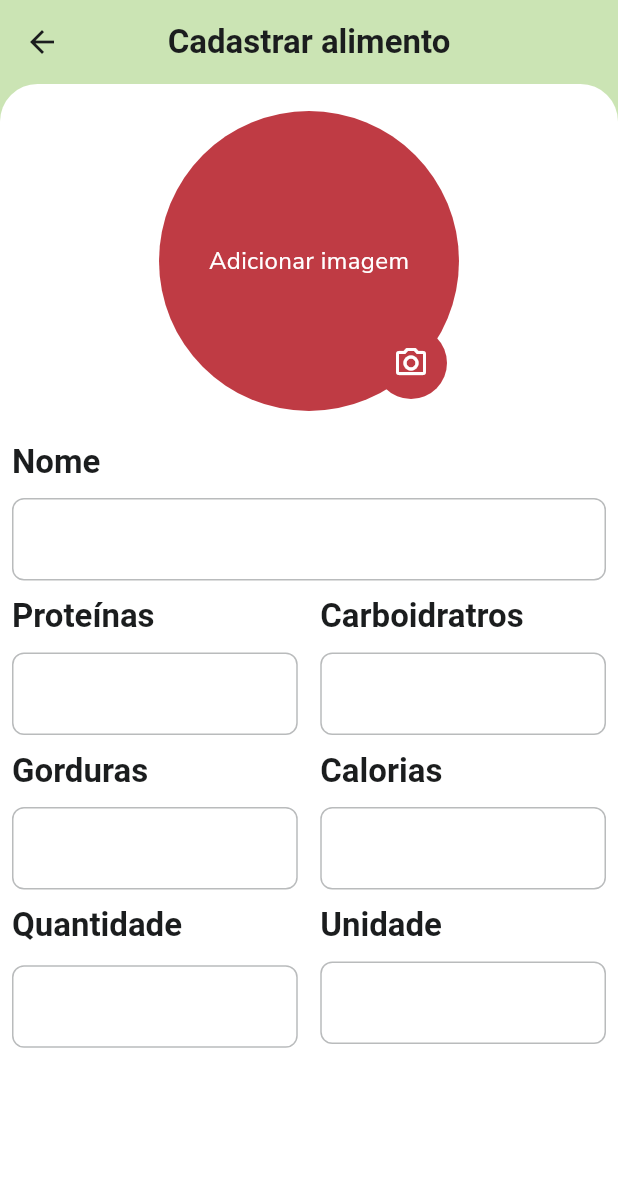
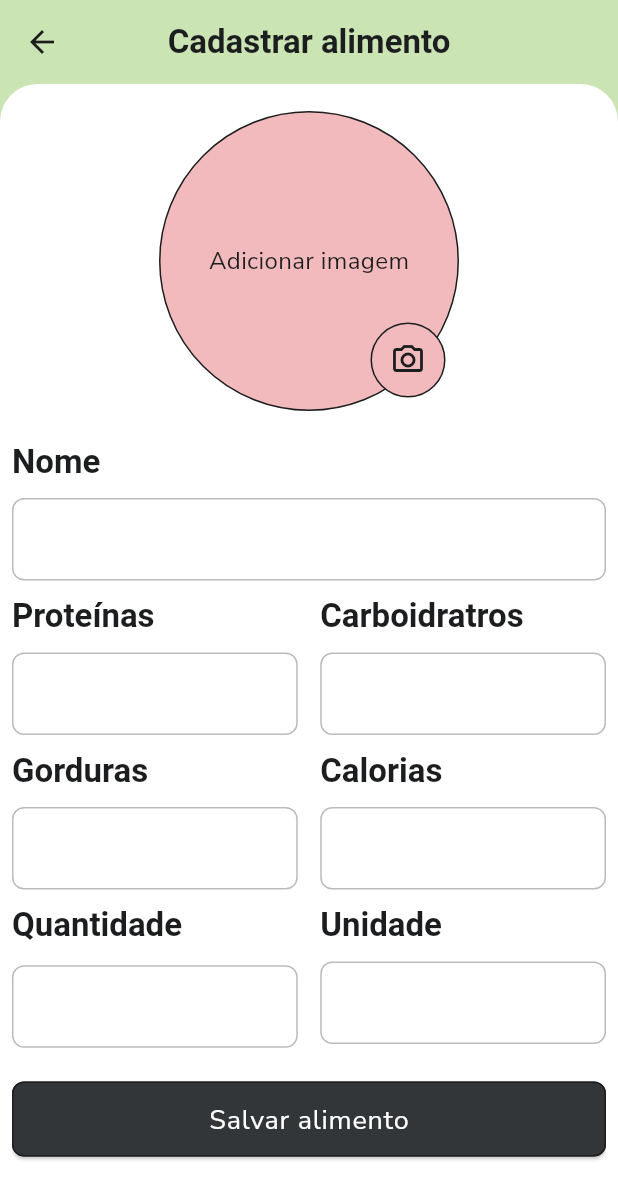
Before and after one commit to ArturAfonso/dieta_mobile, a Flutter app: the AlimentosView screen opened by its route, after a tap on the "add" icon, on a phone screen of 412 x 824 dp. Shown: the top 1199 px of the screen. Run offline on Flutter 3.47's test engine with Material 2 defaults, Android fonts, the phone set to English and light mode, and no system bars; our stand-ins replace device_info_plus, flutter_vector_icons, get, get_storage, google_fonts, group_button and 3 more; missing offline and left inert: validatorless; accounts and stored records are empty; network calls fail.

Commit message:
wip: tela de ediçao de alimentos praticamente finalizada

```diff
--- /dev/null
+++ b/lib/app/controllers/local_database_controller.dart
@@ -0,0 +1,19 @@
+import 'package:dieta_mobile/app/data/models/unidade_model.dart';
+import 'package:get/get.dart';
+
+import '../data/models/alimento_model.dart';
+import '../data/models/refeicao_model.dart';
+
+class LocalDatabaseController extends GetxController {
+  List<UnidadeModel> unidades = [
+    UnidadeModel(nome: "Grama", sigla: "g"),
+    UnidadeModel(nome: "Quilo", sigla: "KG"),
+    UnidadeModel(nome: "Miligrama", sigla: "mg"),
+    UnidadeModel(nome: "Litro", sigla: "L"),
+    UnidadeModel(nome: "Mililitro", sigla: "ml"),
+    UnidadeModel(nome: "Unidade", sigla: "Un"),
+  ];
+
+  RxList<RefeicaoModel> listRefeicoes = <RefeicaoModel>[].obs;
+  RxList<AlimentoModel> listAlimentos = <AlimentoModel>[].obs;
+}
--- a/lib/app/data/models/alimento_model.dart
+++ b/lib/app/data/models/alimento_model.dart
@@ -2,16 +2,6 @@
 /// Code generated by jsonToDartModel https://ashamp.github.io/jsonToDartModel/
 ///
 class AlimentoModel {
-/*
-{
-  "descricao": "nome",
-  "proteinas": 1,
-  "carboidratos": 2.3,
-  "gorduras": 2.3,
-  "calorias": 5
-}
-*/
-
   String? descricao;
   double? proteinas;
   double? carboidratos;
@@ -24,14 +14,18 @@ class AlimentoModel {
     this.carboidratos,
     this.gorduras,
     this.calorias,
-  });
+  }) {
+    calorias = calcularCalorias();
+  }
+
   AlimentoModel.fromJson(Map<String, dynamic> json) {
     descricao = json['descricao']?.toString();
-    proteinas = json['proteinas']?.toInt();
+    proteinas = json['proteinas']?.toDouble();
     carboidratos = json['carboidratos']?.toDouble();
     gorduras = json['gorduras']?.toDouble();
-    calorias = json['calorias']?.toInt();
+    calorias = json['calorias']?.toDouble() ?? calcularCalorias();
   }
+
   Map<String, dynamic> toJson() {
     final data = <String, dynamic>{};
     data['descricao'] = descricao;
@@ -41,4 +35,8 @@ class AlimentoModel {
     data['calorias'] = calorias;
     return data;
   }
+
+  double calcularCalorias() {
+    return (proteinas ?? 0) * 4 + (carboidratos ?? 0) * 4 + (gorduras ?? 0) * 9;
+  }
 }
--- a/lib/app/data/shared/app_utils.dart
+++ b/lib/app/data/shared/app_utils.dart
@@ -1,3 +1,5 @@
+import 'package:flutter/services.dart';
+
 class AppUtils {
   static String formattedDate(DateTime dateTime) {
     return '${dateTime.day.toString().padLeft(2, '0')}.${dateTime.month.toString().padLeft(2, '0')}.${dateTime.year}';
@@ -12,6 +14,18 @@ class AppUtils {
   }
 }
 
+class CommaInputFormatter extends TextInputFormatter {
+  @override
+  TextEditingValue formatEditUpdate(TextEditingValue oldValue, TextEditingValue newValue) {
+    if (newValue.text.contains('.')) {
+      return oldValue;
+    }
+    if (newValue.text.split(',').length > 2) {
+      return oldValue;
+    }
+    return newValue;
+  }
+}
 
 
 /*  static String formattedDate(DateTime dateTime) {
--- a/lib/app/data/shared/widgets/custom_text_field.dart
+++ b/lib/app/data/shared/widgets/custom_text_field.dart
@@ -1,4 +1,5 @@
 import 'package:flutter/material.dart';
+import 'package:flutter/services.dart';
 
 class CustomTextField extends StatelessWidget {
   CustomTextField({
@@ -8,6 +9,9 @@ class CustomTextField extends StatelessWidget {
     this.validator,
     this.keyBoarType,
     this.readOnly = false,
+    this.textColor,
+    this.inputFormatters,
+    this.onChanged,
   });
 
   final TextEditingController txtController;
@@ -15,15 +19,21 @@ class CustomTextField extends StatelessWidget {
   final TextInputType? keyBoarType;
   bool readOnly;
   String? Function(String?)? validator;
+  final Color? textColor;
+  final List<TextInputFormatter>? inputFormatters;
+  void Function(String)? onChanged;
 
   @override
   Widget build(BuildContext context) {
     return TextFormField(
+      onChanged: onChanged,
+      inputFormatters: inputFormatters,
       readOnly: readOnly,
       keyboardType: keyBoarType,
       validator: validator,
       controller: txtController,
       maxLines: maxLines,
+      style: TextStyle(color: textColor ?? Theme.of(context).textTheme.bodyLarge?.color),
       decoration: InputDecoration(
         border: OutlineInputBorder(
           borderRadius: BorderRadius.circular(8.0),
--- a/lib/app/modules/alimentos/controllers/alimentos_controller.dart
+++ b/lib/app/modules/alimentos/controllers/alimentos_controller.dart
@@ -2,42 +2,24 @@ import 'dart:convert';
 import 'dart:io';
 import 'dart:typed_data';
 import 'package:device_info_plus/device_info_plus.dart';
+import 'package:dieta_mobile/app/controllers/local_database_controller.dart';
 import 'package:dieta_mobile/app/data/models/alimento_model.dart';
+import 'package:dieta_mobile/app/data/shared/app_utils.dart';
 import 'package:flutter/material.dart';
 import 'package:get/get.dart';
 import 'package:image_picker/image_picker.dart';
 import 'package:permission_handler/permission_handler.dart';
 
+import '../../../data/shared/custom_button.dart';
+
 class AlimentosController extends GetxController {
+  LocalDatabaseController cLocalDatabase = Get.find();
   //Alimentos view
   GlobalKey<FormState> alimentosFormKey = GlobalKey<FormState>();
-  List<AlimentoModel> listAlimentos = [
-    AlimentoModel(
-      descricao: 'Arroz',
-      calorias: 100,
-      carboidratos: 20,
-      gorduras: 10,
-      proteinas: 5,
-    ),
-    AlimentoModel(
-      descricao: 'Feijão',
-      calorias: 200,
-      carboidratos: 30,
-      gorduras: 20,
-      proteinas: 15,
-    ),
-    AlimentoModel(
-      descricao: 'Carne',
-      calorias: 300,
-      carboidratos: 40,
-      gorduras: 30,
-      proteinas: 25,
-    ),
-  ];
 
   //cadastrar alimentos view
   GlobalKey<FormState> cadAlimentosFormKey = GlobalKey<FormState>();
-  TextEditingController cadtituloAlimento = TextEditingController();
+  TextEditingController cadNomeAlimento = TextEditingController();
   TextEditingController cadDescricaoAlimento = TextEditingController();
 
   TextEditingController cadProteinaAlimento = TextEditingController();
@@ -47,6 +29,18 @@ class AlimentosController extends GetxController {
   TextEditingController cadUnidadeAlimento = TextEditingController();
   TextEditingController cadQuantidadeAlimento = TextEditingController();
   RxString base64Image = ''.obs;
+
+  void clearFields() {
+    cadNomeAlimento.clear();
+    cadDescricaoAlimento.clear();
+    cadProteinaAlimento.clear();
+    cadCarboidratoAlimento.clear();
+    cadGorduraAlimento.clear();
+    cadCaloriaAlimento.clear();
+    cadUnidadeAlimento.clear();
+    cadQuantidadeAlimento.clear();
+    base64Image.value = '';
+  }
 
   Uint8List base64Decode(String base64String) {
     return base64.decode(base64String);
@@ -196,4 +190,101 @@ class AlimentosController extends GetxController {
       //_handleError(response.exception);
     }
   }
+
+  void saveAlimento(BuildContext context) {
+    if (cadAlimentosFormKey.currentState!.validate()) {
+      AlimentoModel newAliment = AlimentoModel(
+          descricao: cadNomeAlimento.text,
+          proteinas: convertStringToDouble(cadProteinaAlimento.text),
+          carboidratos: convertStringToDouble(cadCarboidratoAlimento.text),
+          gorduras: convertStringToDouble(cadGorduraAlimento.text));
+      if (newAliment.calorias != null && newAliment.calorias! > 0) {
+        cadCaloriaAlimento.text = AppUtils.formatDouble(convertStringToDouble(newAliment.calorias.toString()));
+      }
+      print(newAliment.toJson());
+      confirmSaveAlimento(context, newAliment);
+    }
+  }
+
+  void confirmSaveAlimento(BuildContext context, AlimentoModel alimento) {
+    showDialog(
+      context: context,
+      builder: (BuildContext context) {
+        return Dialog(
+          shape: RoundedRectangleBorder(
+            borderRadius: BorderRadius.circular(10),
+          ),
+          child: Material(
+            color: Colors.white, // Define a cor de fundo como branca
+            borderRadius: BorderRadius.circular(10),
+            child: Padding(
+              padding: const EdgeInsets.all(16.0),
+              child: Column(
+                mainAxisSize: MainAxisSize.min,
+                children: <Widget>[
+                  const SizedBox(height: 16),
+                  Text(
+                    'Deseja realmente salar o alimento?',
+                    textAlign: TextAlign.center,
+                    style: Theme.of(context).textTheme.titleLarge!.copyWith(fontWeight: FontWeight.bold),
+                  ),
+                  const SizedBox(height: 24),
+                  Row(
+                    mainAxisAlignment: MainAxisAlignment.center,
+                    children: [
+                      Expanded(
+                        child: CustomButton(
+                          backgroundColor: Theme.of(context).colorScheme.surface,
+                          text: 'Cancelar',
+                          onPressed: () => Navigator.of(context).pop(false),
+                          textStyle: TextStyle(
+                            fontSize: 18,
+                            color: Theme.of(context).textTheme.titleLarge!.color,
+                          ),
+                        ),
+                      ),
+                      const SizedBox(width: 16),
+                      Expanded(
+                        child: CustomButton(
+                          text: 'Sim, salvar',
+                          onPressed: () {
+                            cLocalDatabase.listAlimentos.add(alimento);
+                            // Get.offAllNamed(Routes.ALIMENTOS);
+                            Get.back();
+                            Get.back();
+                          },
+                        ),
+                      ),
+                    ],
+                  ),
+                ],
+              ),
+            ),
+          ),
+        );
+      },
+    );
+  }
+
+  double convertStringToDouble(String value) {
+    try {
+      return double.parse(value);
+    } catch (e) {
+      throw FormatException("Erro ao converter a string para double: $value");
+    }
+  }
+
+  void calcularCalorias() {
+    try {
+      final proteina = double.parse(cadProteinaAlimento.text);
+      final carboidrato = double.parse(cadCarboidratoAlimento.text);
+      final gordura = double.parse(cadGorduraAlimento.text);
+
+      final calorias = (proteina * 4) + (carboidrato * 4) + (gordura * 9);
+      cadCaloriaAlimento.text = calorias.toStringAsFixed(2);
+    } catch (e) {
+      cadCaloriaAlimento.clear();
+      print(e);
+    }
+  }
 }
--- a/lib/app/modules/alimentos/views/alimentos_view.dart
+++ b/lib/app/modules/alimentos/views/alimentos_view.dart
@@ -42,12 +42,17 @@ class AlimentosView extends GetView<AlimentosController> {
         child: Padding(
           padding: const EdgeInsets.all(8.0),
           child: ListView.builder(
-            itemCount: controller.listAlimentos.length,
+            itemCount: controller.cLocalDatabase.listAlimentos.length,
             itemBuilder: (context, index) {
-              final alimento = controller.listAlimentos[index];
+              final alimento = controller.cLocalDatabase.listAlimentos[index];
               return ListTile(
+                onTap: () {
+                  Get.back(result: alimento);
+                },
                 title: Text(alimento.descricao!),
-                subtitle: Text(AppUtils.formatDouble(alimento.calorias!)),
+                subtitle: Text(
+                  AppUtils.formatDouble(alimento.calorias!),
+                ),
               );
             },
           ),
--- a/lib/app/modules/alimentos/views/cadastrar_alimento_view.dart
+++ b/lib/app/modules/alimentos/views/cadastrar_alimento_view.dart
@@ -1,5 +1,9 @@
+import 'package:dieta_mobile/app/data/shared/app_utils.dart';
+import 'package:dieta_mobile/app/data/shared/custom_button.dart';
 import 'package:flutter/material.dart';
+import 'package:flutter/services.dart';
 import 'package:get/get.dart';
+import 'package:validatorless/validatorless.dart';
 
 import '../../../data/shared/widgets/custom_text_field.dart';
 import '../../../routes/app_pages.dart';
@@ -9,6 +13,7 @@ class CadastrarAlimentoView extends GetView<AlimentosController> {
   const CadastrarAlimentoView({Key? key}) : super(key: key);
   @override
   Widget build(BuildContext context) {
+    controller.clearFields();
     return Scaffold(
       appBar: AppBar(
         leading: IconButton(
@@ -43,6 +48,8 @@ class CadastrarAlimentoView extends GetView<AlimentosController> {
           child: SingleChildScrollView(
             child: SizedBox(
               height: Get.size.height,
+              child: Form(
+                key: controller.cadAlimentosFormKey,
                 child: Column(
                   //mainAxisAlignment: MainAxisAlignment.center,
                   children: [
@@ -57,6 +64,7 @@ class CadastrarAlimentoView extends GetView<AlimentosController> {
                                   width: 200,
                                   height: 200,
                                   decoration: BoxDecoration(
+                                    color: Theme.of(context).colorScheme.primaryContainer,
                                     shape: BoxShape.circle,
                                     image: DecorationImage(
                                       image: MemoryImage(
@@ -73,7 +81,7 @@ class CadastrarAlimentoView extends GetView<AlimentosController> {
                                         child: Container(
                                           decoration: BoxDecoration(
                                             shape: BoxShape.circle,
-                                          color: Get.theme.colorScheme.primary,
+                                            color: Theme.of(context).colorScheme.primaryContainer,
                                           ),
                                           child: IconButton(
                                             icon: const Icon(Icons.edit, color: Colors.white),
@@ -91,15 +99,16 @@ class CadastrarAlimentoView extends GetView<AlimentosController> {
                                   width: 200,
                                   height: 200,
                                   decoration: BoxDecoration(
+                                    border: Border.all(color: Theme.of(context).colorScheme.onBackground),
                                     shape: BoxShape.circle,
-                                  color: Get.theme.colorScheme.onPrimaryContainer,
+                                    color: Theme.of(context).colorScheme.primaryContainer,
                                   ),
                                   child: Stack(
                                     children: [
-                                    const Center(
+                                      Center(
                                         child: Text(
                                           'Adicionar imagem',
-                                        style: TextStyle(color: Colors.white),
+                                          style: TextStyle(color: Theme.of(context).colorScheme.onBackground),
                                         ),
                                       ),
                                       Positioned(
@@ -107,11 +116,13 @@ class CadastrarAlimentoView extends GetView<AlimentosController> {
                                         right: 8,
                                         child: Container(
                                           decoration: BoxDecoration(
+                                            border: Border.all(color: Theme.of(context).colorScheme.onBackground),
                                             shape: BoxShape.circle,
-                                          color: Get.theme.colorScheme.primary,
+                                            color: Theme.of(context).colorScheme.primaryContainer,
                                           ),
                                           child: IconButton(
-                                          icon: const Icon(Icons.camera_alt_outlined, color: Colors.white),
+                                            icon: Icon(Icons.camera_alt_outlined,
+                                                color: Theme.of(context).colorScheme.onBackground),
                                             onPressed: () {
                                               // Lógica para ação do botão de câmera
                                               controller.showSelectImage(context);
@@ -132,7 +143,8 @@ class CadastrarAlimentoView extends GetView<AlimentosController> {
                       ),
                     ),
                     const SizedBox(height: 10),
-                  CustomTextField(txtController: controller.cadtituloAlimento),
+                    CustomTextField(
+                        validator: Validatorless.required('Obrigatório'), txtController: controller.cadNomeAlimento),
                     const SizedBox(height: 10),
                     Row(
                       //mainAxisAlignment: MainAxisAlignment.spaceEvenly,
@@ -164,12 +176,26 @@ class CadastrarAlimentoView extends GetView<AlimentosController> {
                         Expanded(
                             flex: 1,
                             child: CustomTextField(
-                              keyBoarType: TextInputType.number, txtController: controller.cadProteinaAlimento)),
+                                validator: Validatorless.required('Obrigatório'),
+                                onChanged: (value) => controller.calcularCalorias(),
+                                inputFormatters: [
+                                  FilteringTextInputFormatter.allow(RegExp(r'[0-9,]')),
+                                  CommaInputFormatter()
+                                ],
+                                keyBoarType: TextInputType.number,
+                                txtController: controller.cadProteinaAlimento)),
                         const SizedBox(width: 15),
                         Expanded(
                             flex: 1,
                             child: CustomTextField(
-                              keyBoarType: TextInputType.number, txtController: controller.cadCarboidratoAlimento)),
+                                validator: Validatorless.required('Obrigatório'),
+                                onChanged: (value) => controller.calcularCalorias(),
+                                inputFormatters: [
+                                  FilteringTextInputFormatter.allow(RegExp(r'[0-9,]')),
+                                  CommaInputFormatter()
+                                ],
+                                keyBoarType: TextInputType.number,
+                                txtController: controller.cadCarboidratoAlimento)),
                       ],
                     ),
                     const SizedBox(height: 10),
@@ -203,12 +229,22 @@ class CadastrarAlimentoView extends GetView<AlimentosController> {
                         Expanded(
                             flex: 1,
                             child: CustomTextField(
-                              keyBoarType: TextInputType.number, txtController: controller.cadGorduraAlimento)),
+                                validator: Validatorless.required('Obrigatório'),
+                                onChanged: (value) => controller.calcularCalorias(),
+                                inputFormatters: [
+                                  FilteringTextInputFormatter.allow(RegExp(r'[0-9,]')),
+                                  CommaInputFormatter()
+                                ],
+                                keyBoarType: TextInputType.number,
+                                txtController: controller.cadGorduraAlimento)),
                         const SizedBox(width: 15),
                         Expanded(
                             flex: 1,
                             child: CustomTextField(
-                              keyBoarType: TextInputType.number, txtController: controller.cadCaloriaAlimento)),
+                                textColor: Colors.red,
+                                readOnly: true,
+                                keyBoarType: TextInputType.number,
+                                txtController: controller.cadCaloriaAlimento)),
                       ],
                     ),
                     const SizedBox(height: 10),
@@ -242,11 +278,18 @@ class CadastrarAlimentoView extends GetView<AlimentosController> {
                         Expanded(
                             flex: 1,
                             child: CustomTextField(
-                              keyBoarType: TextInputType.number, txtController: controller.cadQuantidadeAlimento)),
+                                validator: Validatorless.required('Obrigatório'),
+                                inputFormatters: [
+                                  FilteringTextInputFormatter.allow(RegExp(r'[0-9,]')),
+                                  CommaInputFormatter()
+                                ],
+                                keyBoarType: TextInputType.number,
+                                txtController: controller.cadQuantidadeAlimento)),
                         const SizedBox(width: 15),
                         Expanded(
                           child: Stack(children: [
                             CustomTextField(
+                              validator: Validatorless.required('Obrigatório'),
                               readOnly: true,
                               keyBoarType: TextInputType.number,
                               txtController: controller.cadUnidadeAlimento,
@@ -292,12 +335,30 @@ class CadastrarAlimentoView extends GetView<AlimentosController> {
                         ),
                       ],
                     ),
+                    const SizedBox(
+                      height: 20,
+                    ),
+                    CustomButton(
+                        onPressed: () {
+                          controller.saveAlimento(context);
+                        },
+                        text: 'Salvar alimento'),
                   ],
                 ),
               ),
             ),
           ),
         ),
+      ),
+      /*    floatingActionButtonLocation: FloatingActionButtonLocation.centerFloat,
+      floatingActionButton: Padding(
+        padding: const EdgeInsets.symmetric(horizontal: 8.0),
+        child: CustomButton(
+            onPressed: () {
+              controller.saveAlimento();
+            },
+            text: 'Salvar alimento'),
+      ), */
     );
   }
 }
--- a/lib/app/modules/cadastrar_refeicao/controllers/cadastrar_refeicao_controller.dart
+++ b/lib/app/modules/cadastrar_refeicao/controllers/cadastrar_refeicao_controller.dart
@@ -1,8 +1,10 @@
+import 'package:dieta_mobile/app/controllers/local_database_controller.dart';
 import 'package:dieta_mobile/app/data/models/refeicao_model.dart';
 import 'package:flutter/material.dart';
 import 'package:get/get.dart';
 
 class CadastrarRefeicaoController extends GetxController {
+  LocalDatabaseController cLocalDatabase = Get.find();
   GlobalKey<FormState> formKey = GlobalKey<FormState>();
   TextEditingController tituloRefeicao = TextEditingController();
   TextEditingController descricaoRefeicao = TextEditingController();
--- a/lib/app/modules/select_unit/views/select_unit_view.dart
+++ b/lib/app/modules/select_unit/views/select_unit_view.dart
@@ -97,9 +97,9 @@ class SelectUnitView extends GetView<SelectUnitController> {
         child: Padding(
           padding: const EdgeInsets.all(8.0),
           child: ListView.separated(
-            itemCount: controller.unidades.length,
+            itemCount: controller.cLocalDatabase.unidades.length,
             itemBuilder: (context, index) {
-              final unidade = controller.unidades[index];
+              final unidade = controller.cLocalDatabase.unidades[index];
               return ListTile(
                 title: Text(unidade.nome!),
                 subtitle: Text(unidade.sigla!),
--- a/lib/main.dart
+++ b/lib/main.dart
@@ -1,3 +1,4 @@
+import 'package:dieta_mobile/app/controllers/local_database_controller.dart';
 import 'package:dieta_mobile/app/data/theme/themes.dart';
 import 'package:dieta_mobile/app/modules/auth/controllers/auth_controller.dart';
 import 'package:dieta_mobile/app/modules/informacoes/controllers/saveinfo_controller.dart';
@@ -13,8 +14,10 @@ import 'app/routes/app_pages.dart';
 
 void main() async {
   await GetStorage.init('storage');
+  Get.put(LocalDatabaseController());
   Get.put(AuthController());
   AuthController cAuth = Get.find();
+
   Get.lazyPut(() => RefeicoesController());
   Get.lazyPut(() => InformacoesController());
   Get.lazyPut(() => SaveInfoUserController());
```
Also changed, not shown: lib/app/modules/cadastrar_refeicao/views/cadastrar_refeicao_view.dart (+11 -12 lines), lib/app/modules/refeicoes/controllers/refeicoes_controller.dart (+3 -4 lines), lib/app/modules/refeicoes/views/refeicao_editpage.dart (+5 -5 lines), lib/app/modules/refeicoes/views/refeicoes_view.dart (+5 -5 lines), lib/app/modules/select_unit/controllers/select_unit_controller.dart (+3 -9 lines). Lines whose indentation alone changed are shown as unchanged.
